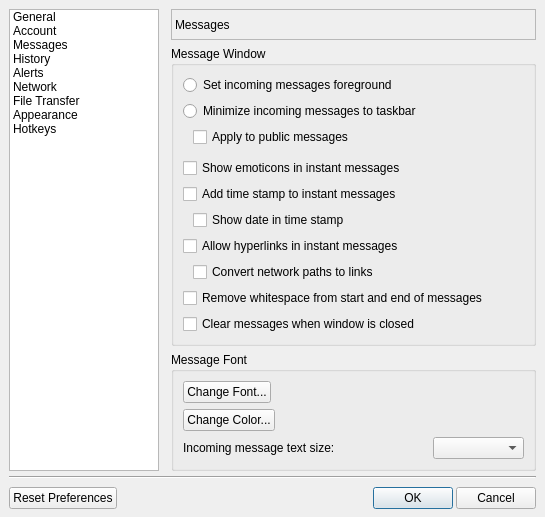
lanmessenger/lanmessenger, file lmc/src/gui/main/settingsdialog.ui: the form before one commit.
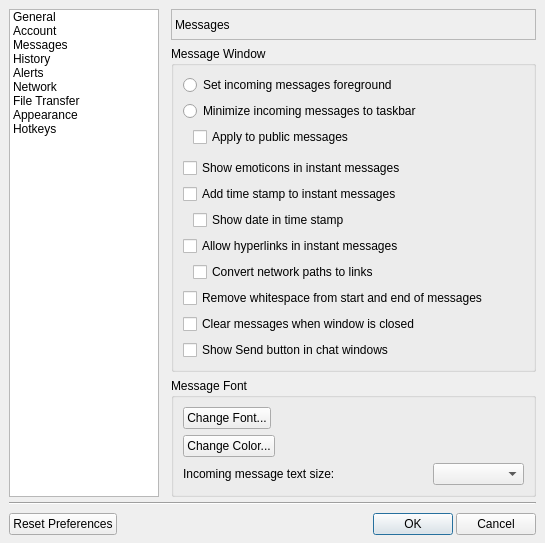
The form after the commit. The open tabs and pages were chosen to show the change.

Commit message: feat: add optional Send button to chat windows

What changed in the file:
```diff
--- a/lmc/src/gui/main/settingsdialog.ui
+++ b/lmc/src/gui/main/settingsdialog.ui
@@ -682,6 +682,13 @@
               </property>
              </widget>
             </item>
+            <item>
+             <widget class="QCheckBox" name="chkShowSendButton">
+              <property name="text">
+               <string>Show Send button in chat windows</string>
+              </property>
+             </widget>
+            </item>
            </layout>
           </widget>
          </item>
```
Left out of the diff: 1 changed line with no effect on the pictures. The commit also changes 8 other files.
